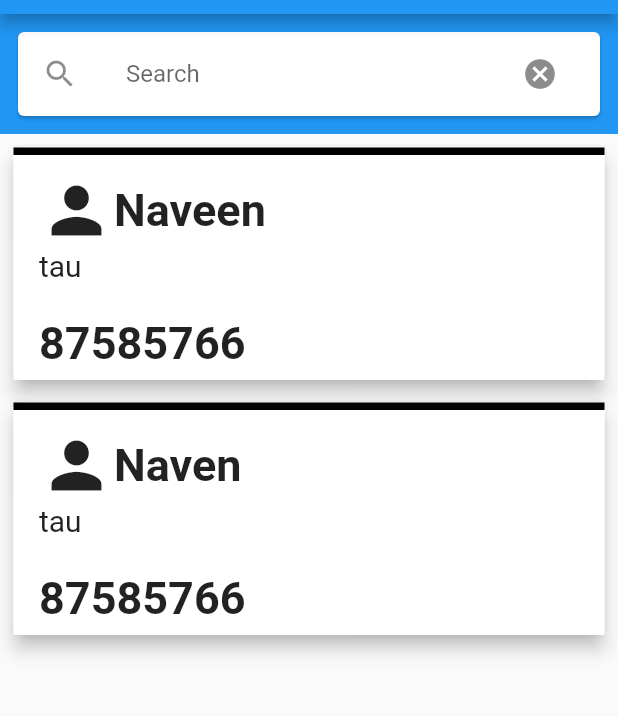
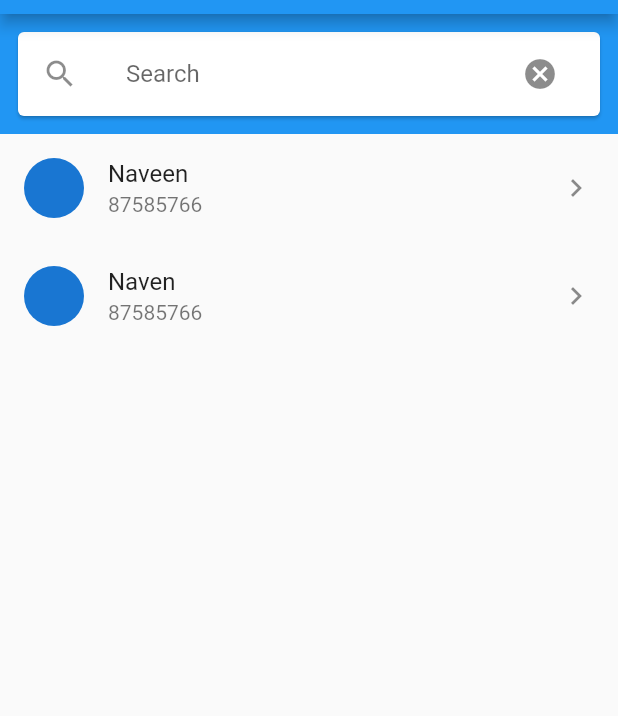
Before and after one commit to NaveenKumarRaja/flutter-app, a Flutter app: the CustomersWidget screen opened directly, on a phone screen of 412 x 824 dp, the part 70-786 px from its top. Run offline on Flutter 3.47's test engine with Material 2 defaults, Android fonts, the phone set to English and light mode, and no system bars.

Commit message:
git commit

```diff
--- a/lib/Customers.dart
+++ b/lib/Customers.dart
@@ -114,13 +114,35 @@ class MyStatefulWidget extends StatelessWidget {
   @override
   // ignore: non_constant_identifier_names
   Widget build(BuildContext context) {
+    return ListView.builder(
+
+        //Even if zero elements to update scroll
+        itemCount: Customer.getCustomers().length,
+        itemBuilder: (context, index) {
+          return Container(
+              child: ListTile(
+                  leading: CircleAvatar(radius: 20),
+                  title: Text(
+                    Customer.getCustomers().elementAt(index).name,
+                    //style: TextStyle(fontSize: 25, fontWeight: FontWeight.bold),
+                  ),
+                  subtitle: Text(Customer.customers[index].phoneNumber),
+                  trailing: Icon(Icons.keyboard_arrow_right),
+                  onTap: () {
+                    Text(Customer.customers[index].address);
+                  }
+                  // onTap
+
+                  ));
+        });
+
     /* return Text(
       'Hello, ! How are you?',
       textAlign: TextAlign.center,
       overflow: TextOverflow.ellipsis,
       style: TextStyle(fontWeight: FontWeight.bold),
     );*/
-    return Container(
+    /*return Container(
         child: Column(
             mainAxisSize: MainAxisSize.max,
             mainAxisAlignment: MainAxisAlignment.start,
@@ -139,7 +161,7 @@ class MyStatefulWidget extends StatelessWidget {
                                 decoration: BoxDecoration(
                                   border: Border(
                                     top: BorderSide(
-                                      width: 5.0,
+                                      width: 2.0,
                                     ),
                                   ),
                                   color: Colors.white,
@@ -253,6 +275,6 @@ class MyStatefulWidget extends StatelessWidget {
                                       ],
                                     )))));
                   }))
-        ]));
+        ]));*/
   }
 }
```
